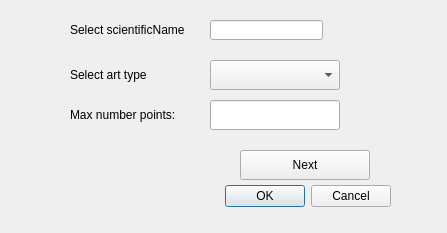
This is Art_type.ui in albabjorkman/GIT-project as Qt 5 draws it before an edit. The edited form follows.
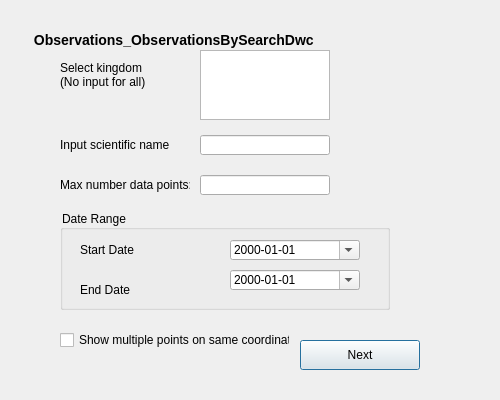
This is the edited form.

What changed in the file:
```diff
--- a/Art_type.ui
+++ b/Art_type.ui
@@ -7,108 +7,244 @@
    <rect>
     <x>0</x>
     <y>0</y>
-    <width>447</width>
-    <height>233</height>
+    <width>500</width>
+    <height>400</height>
    </rect>
   </property>
   <property name="windowTitle">
    <string>Dialog</string>
   </property>
   
-  <!-- Label write scientificName -->
+  <!-- Title label -->
+  <widget class="QLabel" name="Title_art">
+    <property name="geometry">
+     <rect>
+      <x>30</x>´
+      <y>30</y>
+      <width>300</width>
+      <height>20</height>
+     </rect>
+    </property>
+    <property name="text">
+     <string> Observations_ObservationsBySearchDwc </string>
+    </property>
+	<property name="styleSheet">
+    <string>
+	  font-weight: bold;
+      font-size: 14px;
+      font-family: "Arial";
+    </string>
+   </property>
+  </widget>
+  
+   <!-- Label, select kingdom -->
+  <widget class="QLabel" name="lableAreaType">
+   <property name="geometry">
+    <rect>
+     <x>60</x>
+     <y>60</y>
+     <width>130</width>
+     <height>30</height>
+    </rect>
+   </property>
+   <property name="text">
+    <string>Select kingdom &lt;br/&gt;(No input for all)</string>
+   </property>
+   <property name="styleSheet">
+    <string>
+      font-size: 12px;
+      font-family: "Arial";
+    </string>
+  </property>
+  </widget>
+  
+  <!-- Dropdown menu, select kingdom-->
+  <widget class="QListWidget" name="artType">
+   <property name="geometry">
+    <rect>
+     <x>200</x>
+     <y>50</y>
+     <width>130</width>
+     <height>70</height>
+    </rect>
+   </property>
+  </widget>
+  
+  <!-- Label, scientific name -->
   <widget class="QLabel" name="lableAreaType_2">
    <property name="geometry">
     <rect>
-     <x>70</x>
-     <y>9</y>
+     <x>60</x>
+     <y>130</y>
      <width>130</width>
-     <height>41</height>
+     <height>30</height>
     </rect>
    </property>
    <property name="text">
-    <string>Select scientificName</string>
+    <string>Input scientific name</string>
    </property>
+   	<property name="styleSheet">
+    <string>
+      font-size: 12px;
+      font-family: "Arial";
+    </string>
+  </property>
   </widget>
   
   <!-- QLineEdit write scientificName -->
   <widget class="QLineEdit" name="scientificName">
    <property name="geometry">
     <rect>
-     <x>210</x>
-     <y>20</y>
-     <width>113</width>
+     <x>200</x>
+     <y>135</y>
+     <width>130</width>
      <height>20</height>
     </rect>
    </property>
-  </widget> 
-  
-  <!-- Dropdown menu label artType -->
-  <widget class="QLabel" name="lableAreaType">
-   <property name="geometry">
-    <rect>
-     <x>70</x>
-     <y>60</y>
-     <width>130</width>
-     <height>30</height>
-    </rect>
-   </property>
-   <property name="text">
-    <string>Select art type</string>
-   </property>
   </widget>
   
-  <!-- Dropdown menu artType -->
-  <widget class="QComboBox" name="artType">
-   <property name="geometry">
-    <rect>
-     <x>210</x>
-     <y>60</y>
-     <width>130</width>
-     <height>30</height>
-    </rect>
-   </property>
-   <property name="editable">
-    <bool>false</bool>
-   </property>
-   <property name="currentIndex">
-    <number>-1</number>
-   </property>
-  </widget>
-  
-  <!-- Max number label -->
+ <!-- Label, select max number points -->
   <widget class="QLabel" name="maxNbr_artLabel">
    <property name="geometry">
     <rect>
-     <x>70</x>
-     <y>100</y>
+     <x>60</x>
+     <y>170</y>
      <width>130</width>
      <height>30</height>
     </rect>
    </property>
    <property name="text">
-    <string>Max number points:</string>
+    <string>Max number data points:</string>
    </property>
+   	<property name="styleSheet">
+    <string>
+      font-size: 12px;
+      font-family: "Arial";
+    </string>
+  </property>
   </widget>
   
   <!-- Max number QLineEdit -->
   <widget class="QLineEdit" name="maxNbr_art">
    <property name="geometry">
     <rect>
-     <x>210</x>
-     <y>100</y>
+     <x>200</x>
+     <y>175</y>
      <width>130</width>
-     <height>30</height>
+     <height>20</height>
     </rect>
    </property>
   </widget>
+   
+  <!-- Data and time box --> 
+  <widget class="QGroupBox" name="dateAndTimeBox">
+   <property name="geometry">
+    <rect>
+     <x>60</x>
+     <y>210</y>
+     <width>330</width>
+     <height>100</height>
+    </rect>
+   </property>
+   <property name="title">
+    <string>Date Range</string>
+   </property>
+   	<property name="styleSheet">
+    <string>
+      font-size: 12px;
+      font-family: "Arial";
+    </string>
+  </property>
+   
+   <!-- Label, start date -->
+   <widget class="QLabel" name="labelStartDate">
+    <property name="geometry">
+     <rect>
+      <x>20</x>
+      <y>30</y>
+      <width>130</width>
+      <height>20</height>
+     </rect>
+    </property>
+    <property name="text">
+     <string>Start Date</string>
+    </property>
+   </widget>
+   
+   <!-- Date, start date -->
+   <widget class="QDateEdit" name="startDate">
+    <property name="geometry">
+     <rect>
+      <x>170</x>
+      <y>30</y>
+      <width>130</width>
+      <height>20</height>
+     </rect>
+    </property>
+    <property name="displayFormat">
+     <string>yyyy-MM-dd</string>
+    </property>
+    <property name="calendarPopup">
+     <bool>true</bool>
+    </property>
+   </widget>
+   
+   <!-- Label, end date -->
+   <widget class="QLabel" name="labelEndDate">
+    <property name="geometry">
+     <rect>
+      <x>20</x>
+      <y>70</y>
+      <width>130</width>
+      <height>20</height>
+     </rect>
+    </property>
+    <property name="text">
+     <string>End Date</string>
+    </property>
+   </widget>
+   
+   <!-- Date, end date -->
+   <widget class="QDateEdit" name="endDate">
+    <property name="geometry">
+     <rect>
+      <x>170</x>
+      <y>60</y>
+      <width>130</width>
+      <height>20</height>
+     </rect>
+    </property>
+    <property name="displayFormat">
+     <string>yyyy-MM-dd</string>
+    </property>
+    <property name="calendarPopup">
+     <bool>true</bool>
+    </property>
+   </widget>
+  </widget>
   
-  <!-- Load data button -->
+  <!-- Checkbox, show multiple points with same coordinates -->
+  <widget class="QCheckBox" name="double">
+   <property name="geometry">
+    <rect>
+     <x>60</x>
+     <y>330</y>
+     <width>230</width>
+     <height>20</height>
+    </rect>
+   </property>
+   <property name="text">
+    <string>Show multiple points on same coordinates</string>
+   </property>
+  </widget>
+  
+  <!-- Button, next page -->
   <widget class="QPushButton" name="loadDataButton">
    <property name="geometry">
     <rect>
-     <x>240</x>
-     <y>150</y>
-     <width>130</width>
+     <x>300</x>
+     <y>340</y>
+     <width>120</width>
      <height>30</height>
     </rect>
    </property>
@@ -117,24 +253,6 @@
    </property>
   </widget>
   
-  <!-- Standard buttons Cancel and OK -->
-  <widget class="QDialogButtonBox" name="buttonBox">
-   <property name="geometry">
-    <rect>
-     <x>50</x>
-     <y>180</y>
-     <width>341</width>
-     <height>32</height>
-    </rect>
-   </property>
-   <property name="orientation">
-    <enum>Qt::Horizontal</enum>
-   </property>
-   <property name="standardButtons">
-    <set>QDialogButtonBox::Cancel|QDialogButtonBox::Ok</set>
-   </property>
-  </widget>
-  
  </widget>
  <resources/>
  <connections>
```
Left out of the diff: 42 changed lines with no effect on the pictures.
